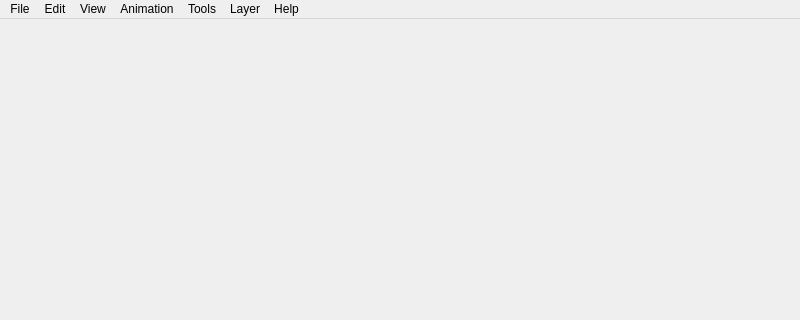
First picture: the form in src/interface/mainwindow2.ui, repository pencil2d/pencil, before the edit; both pictures show x 0 to 800 and y 0 to 320 of the 800 by 600 pixel window.
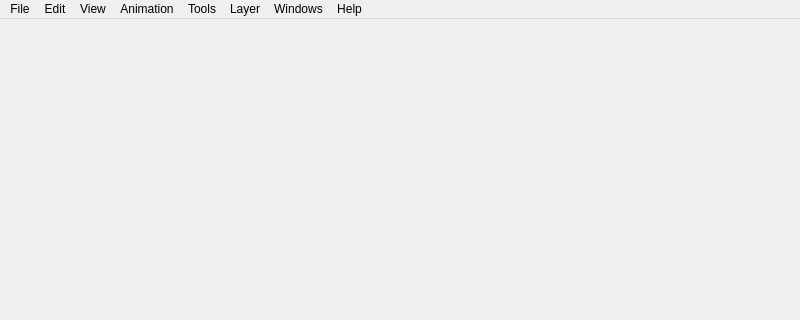
Second picture: the form after the edit. Icons and pictures are not drawn.

Commit message: Function rename

```diff
--- a/src/interface/mainwindow2.ui
+++ b/src/interface/mainwindow2.ui
@@ -169,12 +169,24 @@
     <addaction name="actionHelp"/>
     <addaction name="actionAbout"/>
    </widget>
+   <widget class="QMenu" name="menuWIndows">
+    <property name="title">
+     <string>Windows</string>
+    </property>
+    <addaction name="actionToolsWidget"/>
+    <addaction name="actionTimeline"/>
+    <addaction name="actionOptionsWidget"/>
+    <addaction name="actionColorWheel"/>
+    <addaction name="actionColorPalette"/>
+    <addaction name="actionDisplayOptions"/>
+   </widget>
    <addaction name="menuFile"/>
    <addaction name="menuEdit"/>
    <addaction name="menuView"/>
    <addaction name="menuAnimation"/>
    <addaction name="menuTools"/>
    <addaction name="menuLayer"/>
+   <addaction name="menuWIndows"/>
    <addaction name="menuHelp"/>
   </widget>
   <widget class="QStatusBar" name="statusbar"/>
```
Left out of the diff: 48 changed lines with no effect on the pictures. The commit also changes 1 other file.
